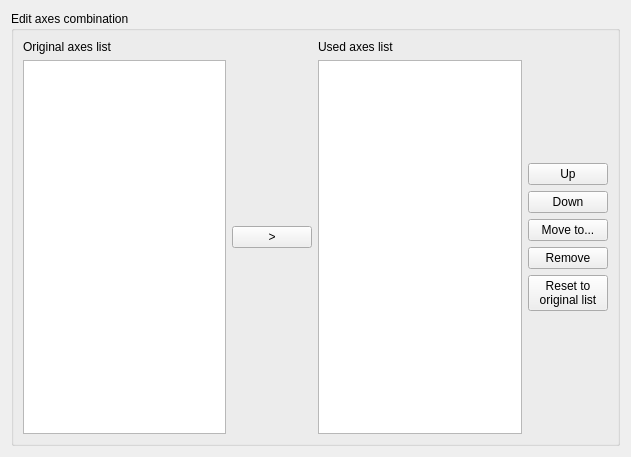
First picture: the form in gui-qt/src/PVAxesCombinationWidget.ui, repository squey/squey, before the edit.
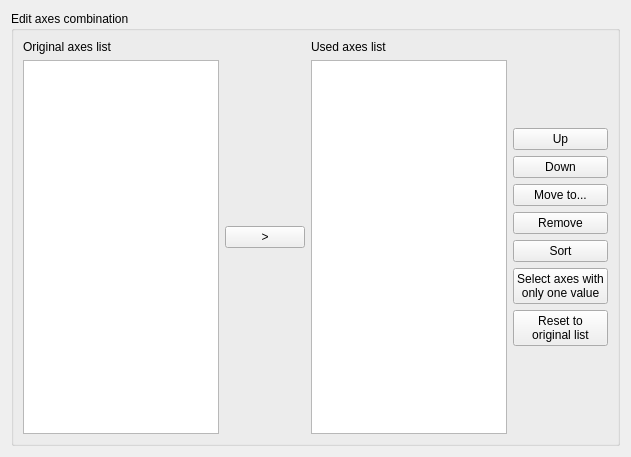
Second picture: the form after the edit.

Commit message: [axes combination widget] * button to select axes with only one plotted value * other one to sort the axes by their names TOFIX: synchronisation is needed between PVAxesCombination and PVGL (espacially when we are restoring/sorting it, because there is a state where the axis combination is empty)

Patch:
```diff
--- a/gui-qt/src/PVAxesCombinationWidget.ui
+++ b/gui-qt/src/PVAxesCombinationWidget.ui
@@ -134,6 +134,21 @@
             </property>
            </widget>
           </item>
+          <item>
+           <widget class="QPushButton" name="_btn_sort">
+            <property name="text">
+             <string>Sort</string>
+            </property>
+           </widget>
+          </item>
+          <item>
+           <widget class="QPushButton" name="_btn_sel_singleton">
+            <property name="text">
+             <string>Select axes with
+only one value</string>
+            </property>
+           </widget>
+          </item>
           <item>
            <widget class="QPushButton" name="_btn_reset">
             <property name="text">
```
The commit also changes 8 other files.
